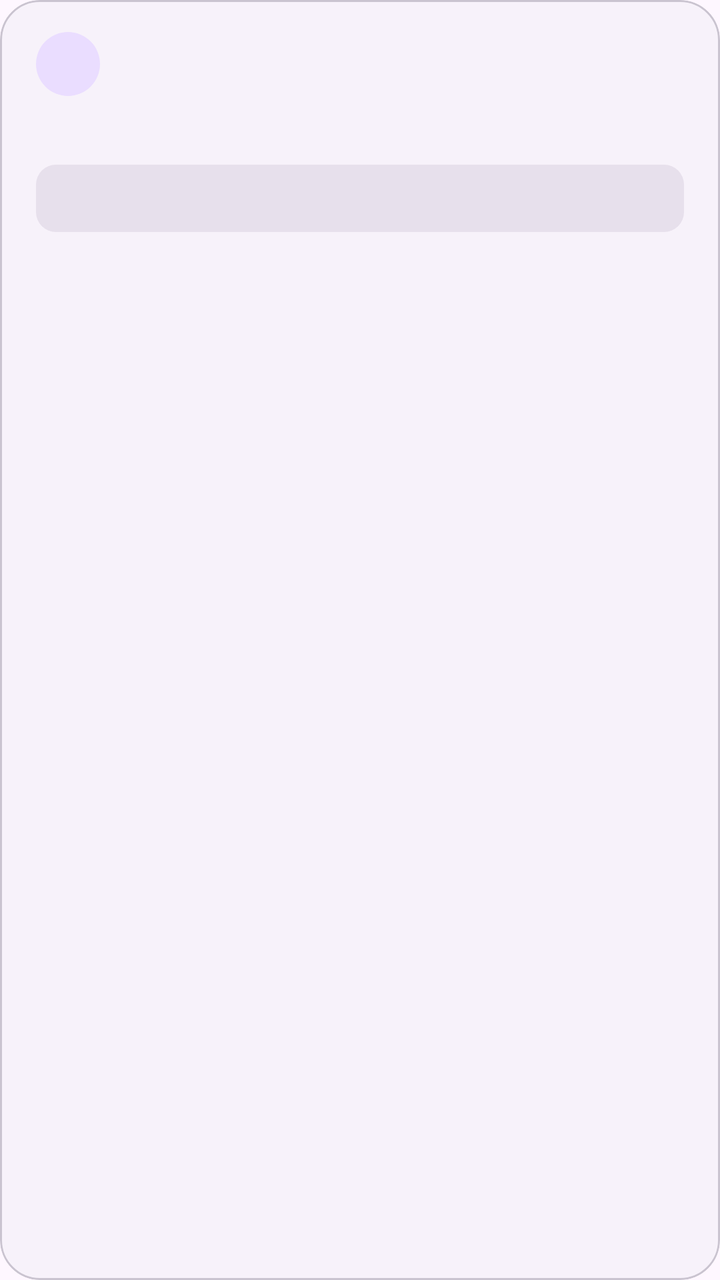
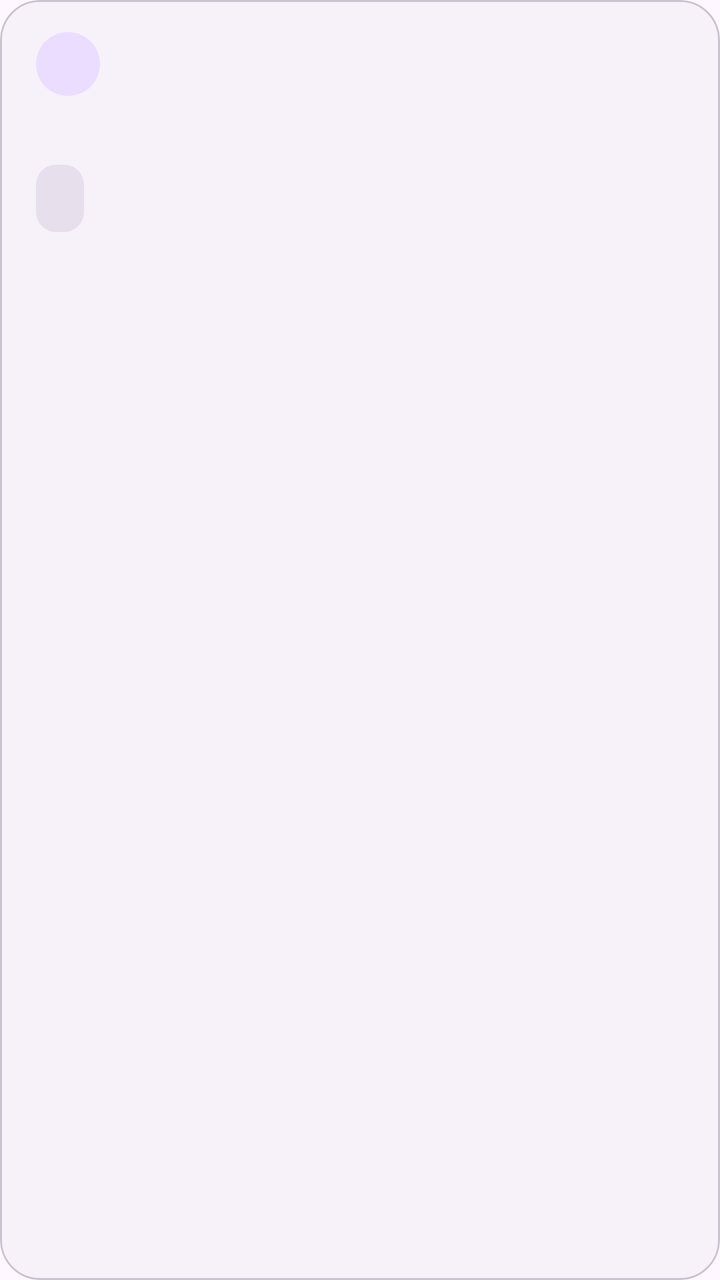

Before-and-after screenshots of an Android layout around one commit, followed by the original layout XML and the change that was made.
<!-- AndroidManifest.xml: application theme Theme.PmGuide -->
<!-- res/layout/view_handbook_section.xml -->
<?xml version="1.0" encoding="utf-8"?>
<com.google.android.material.card.MaterialCardView xmlns:android="http://schemas.android.com/apk/res/android"
    xmlns:app="http://schemas.android.com/apk/res-auto"
    xmlns:tools="http://schemas.android.com/tools"
    android:id="@+id/sectionCard"
    android:layout_width="match_parent"
    android:layout_height="wrap_content"
    android:layout_marginBottom="14dp"
    app:cardBackgroundColor="?attr/colorSurfaceContainerLow"
    app:cardCornerRadius="20dp"
    app:cardElevation="0dp"
    app:strokeColor="?attr/colorOutlineVariant"
    app:strokeWidth="1dp">

    <LinearLayout
        android:layout_width="match_parent"
        android:layout_height="wrap_content"
        android:orientation="vertical"
        android:paddingStart="18dp"
        android:paddingTop="16dp"
        android:paddingEnd="18dp"
        android:paddingBottom="16dp">

        <LinearLayout
            android:layout_width="match_parent"
            android:layout_height="wrap_content"
            android:gravity="center_vertical"
            android:orientation="horizontal">

            <TextView
                android:id="@+id/sectionBadge"
                android:layout_width="32dp"
                android:layout_height="32dp"
                android:background="@drawable/bg_handbook_badge"
                android:fontFamily="monospace"
                android:gravity="center"
                android:textColor="?attr/colorOnPrimaryContainer"
                android:textSize="10sp"
                tools:ignore="SmallSp" />

            <TextView
                android:id="@+id/sectionTitle"
                android:layout_width="0dp"
                android:layout_height="wrap_content"
                android:layout_marginStart="10dp"
                android:layout_weight="1"
                android:textColor="?attr/colorOnSurface"
                android:textSize="16sp"
                android:textStyle="bold" />
        </LinearLayout>

        <TextView
            android:id="@+id/sectionDescription"
            android:layout_width="match_parent"
            android:layout_height="wrap_content"
            android:layout_marginTop="8dp"
            android:lineSpacingExtra="2dp"
            android:textColor="?attr/colorOnSurfaceVariant"
            android:textSize="12sp" />

        <TextView
            android:id="@+id/sectionCode"
            android:layout_width="match_parent"
            android:layout_height="wrap_content"
            android:layout_marginTop="10dp"
            android:background="@drawable/bg_handbook_code"
            android:fontFamily="monospace"
            android:lineSpacingExtra="2dp"
            android:paddingStart="12dp"
            android:paddingTop="10dp"
            android:paddingEnd="12dp"
            android:paddingBottom="10dp"
            android:textColor="?attr/colorOnSurfaceVariant"
            android:textIsSelectable="true"
            android:textSize="10sp"
            tools:ignore="SmallSp" />

        
        <LinearLayout
            android:id="@+id/sectionBody"
            android:layout_width="match_parent"
            android:layout_height="wrap_content"
            android:orientation="vertical" />

        <HorizontalScrollView
            android:layout_width="match_parent"
            android:layout_height="wrap_content"
            android:layout_marginTop="12dp"
            android:clipToPadding="false"
            android:scrollbars="none">

            <LinearLayout
                android:id="@+id/sectionActions"
                android:layout_width="wrap_content"
                android:layout_height="wrap_content"
                android:gravity="center_vertical"
                android:orientation="horizontal" />
        </HorizontalScrollView>
    </LinearLayout>
</com.google.android.material.card.MaterialCardView>
<!-- resources referenced by this layout -->
<resources>
  <!-- drawable bg_handbook_badge (drawable) -->
  <?xml version="1.0" encoding="utf-8"?>
  <shape xmlns:android="http://schemas.android.com/apk/res/android"
      android:shape="oval">
      <solid android:color="?attr/colorPrimaryContainer" />
  </shape>
  <!-- drawable bg_handbook_code (drawable) -->
  <?xml version="1.0" encoding="utf-8"?>
  <shape xmlns:android="http://schemas.android.com/apk/res/android"
      android:shape="rectangle">
      <solid android:color="?attr/colorSurfaceVariant" />
      <corners android:radius="10dp" />
  </shape>
  <style name="Theme.PmGuide" parent="Theme.Material3.DayNight.NoActionBar">
          <item name="colorPrimary">@color/guide_primary</item>
          <item name="colorOnPrimary">@android:color/white</item>
          <item name="colorSecondary">@color/guide_accent</item>
          <item name="colorOnSecondary">@android:color/black</item>
      </style>
  <color name="guide_primary">#40747A</color>
  <color name="guide_accent">#03DAC5</color>
</resources>

<!-- the commit's change to res/layout/view_handbook_section.xml (unified diff, before → after) -->
@@ -58,28 +58,35 @@
             android:textColor="?attr/colorOnSurfaceVariant"
             android:textSize="12sp" />
 
-        <TextView
-            android:id="@+id/sectionCode"
+        <HorizontalScrollView
             android:layout_width="match_parent"
             android:layout_height="wrap_content"
             android:layout_marginTop="10dp"
-            android:background="@drawable/bg_handbook_code"
-            android:fontFamily="monospace"
-            android:lineSpacingExtra="2dp"
-            android:paddingStart="12dp"
-            android:paddingTop="10dp"
-            android:paddingEnd="12dp"
-            android:paddingBottom="10dp"
-            android:textColor="?attr/colorOnSurfaceVariant"
-            android:textIsSelectable="true"
-            android:textSize="10sp"
-            tools:ignore="SmallSp" />
+            android:scrollbars="none">
+
+            <TextView
+                android:id="@+id/sectionCode"
+                android:layout_width="wrap_content"
+                android:layout_height="wrap_content"
+                android:background="@drawable/bg_handbook_code"
+                android:fontFamily="monospace"
+                android:lineSpacingExtra="2dp"
+                android:paddingStart="12dp"
+                android:paddingTop="10dp"
+                android:paddingEnd="12dp"
+                android:paddingBottom="10dp"
+                android:textColor="?attr/colorOnSurfaceVariant"
+                android:textIsSelectable="true"
+                android:textSize="10sp"
+                tools:ignore="SmallSp" />
+        </HorizontalScrollView>
 
         
         <LinearLayout
             android:id="@+id/sectionBody"
             android:layout_width="match_parent"
             android:layout_height="wrap_content"
+            android:layout_marginTop="10dp"
             android:orientation="vertical" />
 
         <HorizontalScrollView
